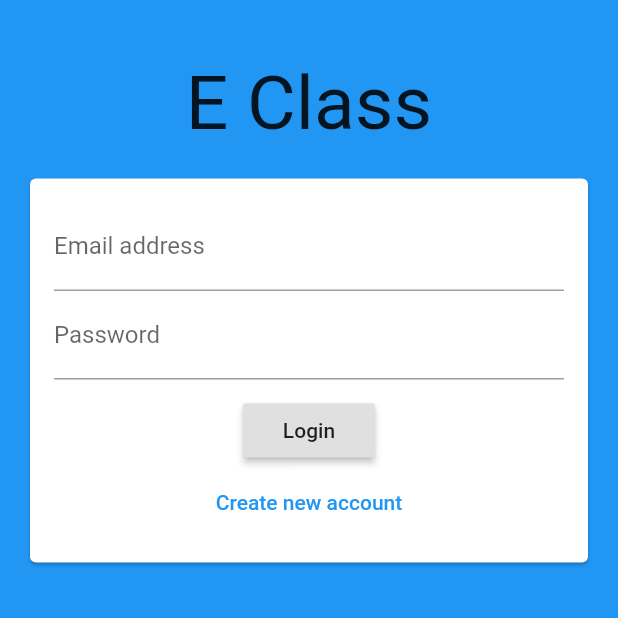
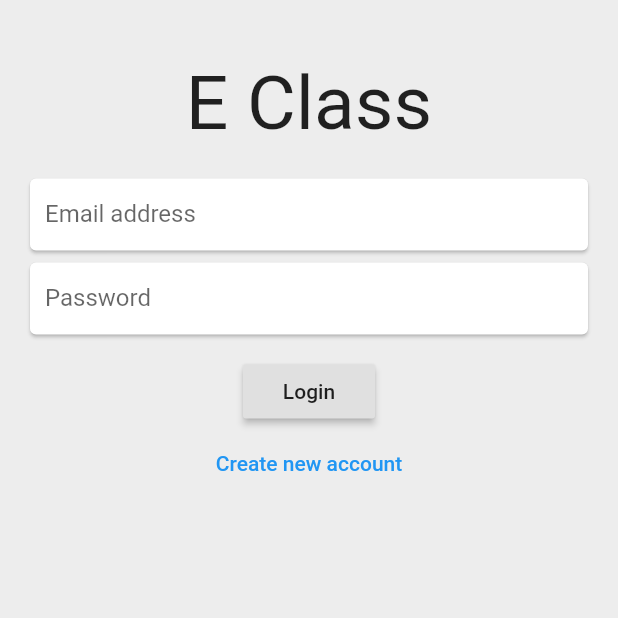
Before and after one commit to mypherhistamine/ewebclass, a Flutter app: the screen it shows after launch, on a phone screen of 412 x 824 dp, the top half of it. Run offline on Flutter 3.47's test engine with Material 2 defaults, Android fonts, the phone set to English and light mode, and no system bars; our stand-ins replace cloud_firestore, firebase_auth, firebase_core, firebase_storage, get; accounts and stored records are empty.

Commit message:
added more code

```diff
--- a/lib/screen/authscreen.dart
+++ b/lib/screen/authscreen.dart
@@ -1,5 +1,8 @@
+import 'dart:math';
+
 import 'package:ewebclass/controllers/userdata.dart';
 import 'package:ewebclass/screen/home.dart';
+import 'package:ewebclass/utils.dart/theme.dart';
 import 'package:get/get.dart';
 
 import '../widget/authform.dart';
@@ -89,18 +92,32 @@ class _AuthPageState extends State<AuthPage> {
   Widget build(BuildContext context) {
     final size = MediaQuery.of(context).size;
     return Scaffold(
-      backgroundColor: Theme.of(context).primaryColor,
       body: SingleChildScrollView(
+        child: Container(
+          height: size.height,
+          width: size.width,
+          decoration: BoxDecoration(color: Utils.bgColor2
+              // gradient: LinearGradient(
+              //     transform: GradientRotation(pi / 2), colors: Utils.bgColor)
+              // image: DecorationImage(
+              //   fit: BoxFit.fill,
+              //   image: AssetImage('assets/images/bg.jpg'),
+              // ),
+              ),
           child: Column(
-          mainAxisAlignment: MainAxisAlignment.spaceAround,
+            mainAxisAlignment: MainAxisAlignment.start,
             children: [
               SizedBox(height: 40),
               Text('E Class', style: TextStyle(fontSize: 50)),
-            AuthForm(
+              Opacity(
+                opacity: 1,
+                child: AuthForm(
                   _submitAuthForm,
                   _isLoading,
                 ),
+              ),
             ],
+          ),
         ),
       ),
     );
--- a/lib/screen/profile.dart
+++ b/lib/screen/profile.dart
@@ -62,7 +62,6 @@ class ProfilePage extends StatelessWidget {
 
                   print(studentController.city.value);
                 }
-
                 return Column(
                   crossAxisAlignment: CrossAxisAlignment.center,
                   children: [
--- a/lib/screen/quizzesAndAssignments.dart
+++ b/lib/screen/quizzesAndAssignments.dart
@@ -1,3 +1,4 @@
+import 'package:ewebclass/widget/drawer.dart';
 import 'package:flutter/material.dart';
 
 class QuizAndAssignmentScreen extends StatefulWidget {
@@ -12,6 +13,7 @@ class _QuizAndAssignmentScreenState extends State<QuizAndAssignmentScreen> {
   Widget build(BuildContext context) {
     final size = MediaQuery.of(context).size;
     return Scaffold(
+      drawer: MyDrawer(context),
       appBar: AppBar(
         title: Text("Quizzes and Assignments"),
       ),
--- a/lib/utils.dart/theme.dart
+++ b/lib/utils.dart/theme.dart
@@ -2,4 +2,9 @@ import 'package:flutter/material.dart';
 
 class Utils {
   static const textColor = Colors.black87;
+  static const List<Color> bgColor = [
+    Color(0xff1C22BD),
+    Color(0xff3A2C73),
+  ];
+  static const bgColor2 = Color(0xffEDEDED);
 }
--- a/lib/widget/authform.dart
+++ b/lib/widget/authform.dart
@@ -53,8 +53,6 @@ class _AuthFormState extends State<AuthForm> {
   @override
   Widget build(BuildContext context) {
     return Center(
-      child: Card(
-        margin: EdgeInsets.all(20),
       child: Container(
         padding: EdgeInsets.all(16),
         child: Form(
@@ -62,7 +60,8 @@ class _AuthFormState extends State<AuthForm> {
           child: Column(
             mainAxisSize: MainAxisSize.min,
             children: <Widget>[
-                TextFormField(
+              Card(
+                child: TextFormField(
                   key: ValueKey('email'),
                   validator: (value) {
                     if (value.isEmpty || !value.contains('@')) {
@@ -71,15 +70,20 @@ class _AuthFormState extends State<AuthForm> {
                     return null;
                   },
                   keyboardType: TextInputType.emailAddress,
-                  decoration: InputDecoration(labelText: 'Email address'),
+                  decoration: InputDecoration(
+                      contentPadding: EdgeInsets.only(left: 10),
+                      border: InputBorder.none,
+                      labelText: 'Email address'),
                   onSaved: (value) {
                     _userEmail = value;
                     getXController.ocenia();
                     getXController.userEmail.value = value;
                   },
                 ),
+              ),
               if (!_isLogin)
-                  TextFormField(
+                Card(
+                  child: TextFormField(
                     key: ValueKey('username'),
                     validator: (value) {
                       if (value.isEmpty || value.length < 4) {
@@ -87,15 +91,21 @@ class _AuthFormState extends State<AuthForm> {
                       }
                       return null;
                     },
-                    decoration: InputDecoration(labelText: 'Username'),
+                    decoration: InputDecoration(
+                      labelText: 'Username',
+                      contentPadding: EdgeInsets.only(left: 10),
+                      border: InputBorder.none,
+                    ),
                     onSaved: (value) {
                       _userName = value;
                       getXController.ocenia();
                       getXController.userName.value = value;
                     },
                   ),
+                ),
               if (!_isLogin)
-                  TextFormField(
+                Card(
+                  child: TextFormField(
                     key: ValueKey('regNo'),
                     validator: (value) {
                       print(value.substring(2, 5).toLowerCase());
@@ -105,6 +115,8 @@ class _AuthFormState extends State<AuthForm> {
                       return null;
                     },
                     decoration: InputDecoration(
+                        contentPadding: EdgeInsets.only(left: 10),
+                        border: InputBorder.none,
                         labelText: 'Registration number (in small letters)'),
                     onSaved: (value) {
                       regNo = value;
@@ -112,8 +124,10 @@ class _AuthFormState extends State<AuthForm> {
                       getXController.regNo.value = value;
                     },
                   ),
+                ),
               if (!_isLogin)
-                  TextFormField(
+                Card(
+                  child: TextFormField(
                     key: ValueKey('school'),
                     validator: (value) {
                       print(value.substring(2, 5).toLowerCase());
@@ -123,14 +137,20 @@ class _AuthFormState extends State<AuthForm> {
                       }
                       return null;
                     },
-                    decoration: InputDecoration(labelText: 'School'),
+                    decoration: InputDecoration(
+                      labelText: 'School',
+                      contentPadding: EdgeInsets.only(left: 10),
+                      border: InputBorder.none,
+                    ),
                     onSaved: (value) {
                       getXController.ocenia();
                       getXController.school.value = value;
                     },
                   ),
+                ),
               if (!_isLogin)
-                  TextFormField(
+                Card(
+                  child: TextFormField(
                     key: ValueKey('mobileNo'),
                     validator: (value) {
                       if (value.isEmpty || value.length < 10) {
@@ -138,15 +158,20 @@ class _AuthFormState extends State<AuthForm> {
                       }
                       return null;
                     },
-                    decoration: InputDecoration(labelText: 'Mobile Number'),
+                    decoration: InputDecoration(
+                        contentPadding: EdgeInsets.only(left: 10),
+                        border: InputBorder.none,
+                        labelText: 'Mobile Number'),
                     onSaved: (value) {
                       // mobileNo = value;
                       getXController.ocenia();
                       getXController.mobileNo.value = value;
                     },
                   ),
+                ),
               if (!_isLogin)
-                  TextFormField(
+                Card(
+                  child: TextFormField(
                     key: ValueKey('address'),
                     validator: (value) {
                       if (value.isEmpty) {
@@ -154,15 +179,20 @@ class _AuthFormState extends State<AuthForm> {
                       }
                       return null;
                     },
-                    decoration: InputDecoration(labelText: 'Address'),
+                    decoration: InputDecoration(
+                        contentPadding: EdgeInsets.only(left: 10),
+                        border: InputBorder.none,
+                        labelText: 'Address'),
                     onSaved: (value) {
                       // address = value;
                       getXController.ocenia();
                       getXController.address.value = value;
                     },
                   ),
+                ),
               if (!_isLogin)
-                  TextFormField(
+                Card(
+                  child: TextFormField(
                     key: ValueKey('city'),
                     validator: (value) {
                       if (value.isEmpty) {
@@ -170,14 +200,19 @@ class _AuthFormState extends State<AuthForm> {
                       }
                       return null;
                     },
-                    decoration: InputDecoration(labelText: 'City'),
+                    decoration: InputDecoration(
+                        contentPadding: EdgeInsets.only(left: 10),
+                        border: InputBorder.none,
+                        labelText: 'City'),
                     onSaved: (value) {
                       // city = value;
                       getXController.ocenia();
                       getXController.city.value = value;
                     },
                   ),
-                TextFormField(
+                ),
+              Card(
+                child: TextFormField(
                   key: ValueKey('password'),
                   validator: (value) {
                     if (value.isEmpty || value.length < 7) {
@@ -185,11 +220,15 @@ class _AuthFormState extends State<AuthForm> {
                     }
                     return null;
                   },
-                  decoration: InputDecoration(labelText: 'Password'),
+                  decoration: InputDecoration(
+                      contentPadding: EdgeInsets.only(left: 10),
+                      border: InputBorder.none,
+                      labelText: 'Password'),
                   obscureText: true,
                   onSaved: (value) {
                     _userPassword = value;
                   },
+                ),
               ),
               SizedBox(
                 height: 10,
@@ -218,7 +257,6 @@ class _AuthFormState extends State<AuthForm> {
           ),
         ),
       ),
-      ),
     );
   }
 }
--- a/lib/widget/drawer.dart
+++ b/lib/widget/drawer.dart
@@ -1,6 +1,7 @@
 import 'package:ewebclass/controllers/userdata.dart';
 import 'package:ewebclass/screen/course_material.dart';
 import 'package:ewebclass/screen/profile.dart';
+import 'package:ewebclass/screen/quizzesAndAssignments.dart';
 import 'package:firebase_auth/firebase_auth.dart';
 import 'package:flutter/cupertino.dart';
 
@@ -24,7 +25,7 @@ class MyDrawer extends StatelessWidget {
             ),
             child: Text('E-Web Class'),
           ),
-          Divider(),
+          // Divider(),
           ListTile(
             title: Text('Profile'),
             onTap: () {
@@ -41,7 +42,10 @@ class MyDrawer extends StatelessWidget {
           Divider(),
           ListTile(
             title: Text('Quizzes-Assignments'),
-            onTap: () {},
+            onTap: () {
+              Navigator.of(context)
+                  .popAndPushNamed(QuizAndAssignmentScreen.routeName);
+            },
           ),
           Divider(),
           ListTile(
--- a/pubspec.yaml
+++ b/pubspec.yaml
@@ -57,6 +57,8 @@ flutter:
     - assets/icons/doc.png
     - assets/icons/pdf.png
     - assets/icons/ppt.png
+    - assets/images/bg.jpg
+    - assets/images/bg2.jpg
   #   - images/a_dot_ham.jpeg
 
   # An image asset can refer to one or more resolution-specific "variants", see
```
Also changed, not shown: assets/images/bg.jpg (added), assets/images/bg2.jpg (added). Lines whose indentation alone changed are shown as unchanged.
